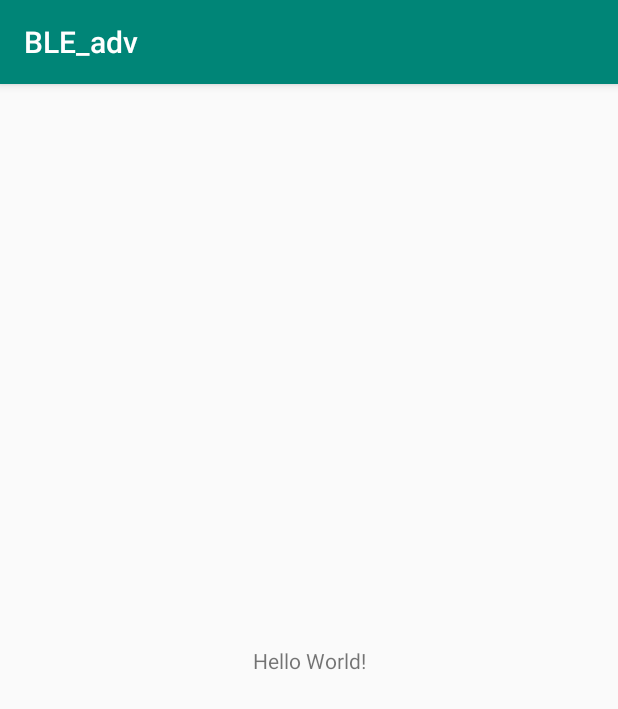
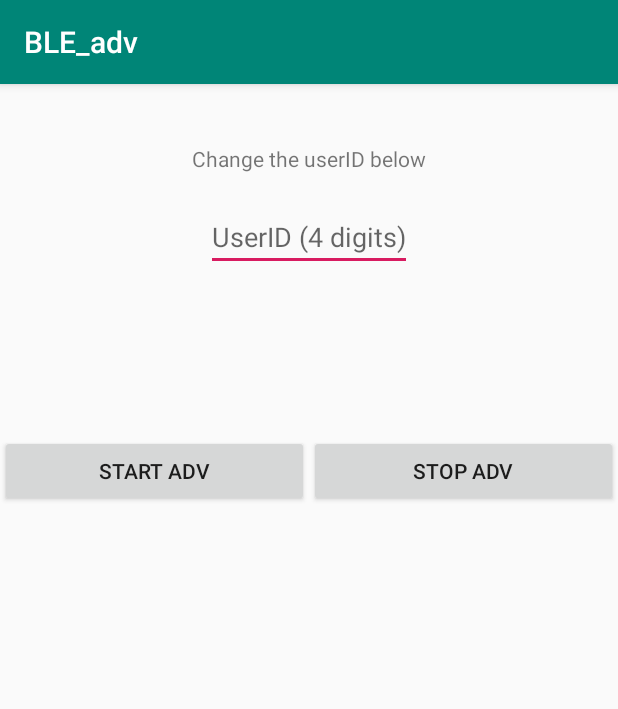
Before and after one commit to jlinear/BLE_adv, an Android app: the screen it shows after launch (MainActivity), on a phone screen of 412 x 824 dp. Shown: the top 709 px of the screen. Run offline under Robolectric (Android 15) with nearby library versions, the phone set to English and light mode, and no system bars.

Commit message:
finished layout design, add BLUETOOTH permission control to manifest

```diff
--- a/app/src/main/AndroidManifest.xml
+++ b/app/src/main/AndroidManifest.xml
@@ -1,6 +1,9 @@
 <?xml version="1.0" encoding="utf-8"?>
 <manifest xmlns:android="http://schemas.android.com/apk/res/android"
     package="edu.nd.ble_adv" >
+
+    <uses-permission android:name="android.permission.BLUETOOTH"/>
+    <uses-permission android:name="android.permission.BLUETOOTH_ADMIN"/>
 
     <application
         android:allowBackup="true"
--- a/app/src/main/res/layout/activity_main.xml
+++ b/app/src/main/res/layout/activity_main.xml
@@ -1,19 +1,79 @@
 <?xml version="1.0" encoding="utf-8"?>
-<androidx.constraintlayout.widget.ConstraintLayout
+<LinearLayout
     xmlns:android="http://schemas.android.com/apk/res/android"
     xmlns:tools="http://schemas.android.com/tools"
     xmlns:app="http://schemas.android.com/apk/res-auto"
     android:layout_width="match_parent"
     android:layout_height="match_parent"
-    tools:context=".MainActivity">
+    tools:context=".MainActivity"
+    android:orientation="vertical"
+    android:weightSum="8">
 
-    <TextView
-        android:layout_width="wrap_content"
+    <LinearLayout
+        android:layout_width="match_parent"
         android:layout_height="wrap_content"
-        android:text="Hello World!"
-        app:layout_constraintBottom_toBottomOf="parent"
-        app:layout_constraintLeft_toLeftOf="parent"
-        app:layout_constraintRight_toRightOf="parent"
-        app:layout_constraintTop_toTopOf="parent" />
+        android:orientation="vertical"
+        android:layout_weight="1">
 
-</androidx.constraintlayout.widget.ConstraintLayout>
+        <TextView
+            android:id="@+id/info"
+            android:layout_width="wrap_content"
+            android:layout_height="wrap_content"
+            android:layout_marginTop="40dp"
+            android:text="Change the userID below"
+            android:layout_gravity="center_horizontal"/>
+
+        <EditText
+            android:layout_width="wrap_content"
+            android:layout_height="wrap_content"
+            android:layout_gravity="center_horizontal"
+            android:inputType="text"
+            android:hint="UserID (4 digits)"
+            android:layout_marginTop="20dp"
+            android:layout_below="@+id/info"/>
+
+    </LinearLayout>
+
+    <LinearLayout
+        android:layout_width="match_parent"
+        android:layout_height="wrap_content"
+        android:orientation="horizontal"
+        android:layout_weight="1"
+        android:weightSum="2">
+
+        <LinearLayout
+            android:layout_width="250dp"
+            android:layout_height="wrap_content"
+            android:orientation="horizontal"
+            android:layout_weight="1">
+
+            <Button
+                android:id="@+id/start_adv"
+                android:layout_width="match_parent"
+                android:layout_height="wrap_content"
+                android:layout_alignParentStart="false"
+                android:layout_marginTop="40dp"
+                android:text="Start Adv" />
+
+
+        </LinearLayout>
+
+        <LinearLayout
+            android:layout_width="250dp"
+            android:layout_height="wrap_content"
+            android:orientation="horizontal"
+            android:layout_weight="1">
+
+            <Button
+                android:id="@+id/stop_adv"
+                android:layout_width="match_parent"
+                android:layout_height="wrap_content"
+                android:layout_alignParentStart="false"
+                android:layout_marginTop="40dp"
+                android:text="Stop Adv" />
+        </LinearLayout>
+    </LinearLayout>
+
+
+
+</LinearLayout>
```
